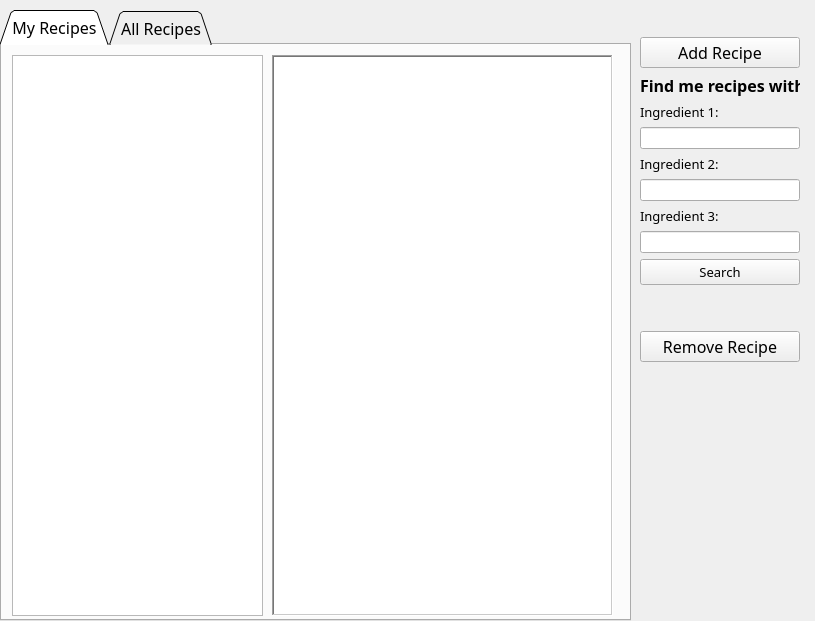
NickFurlo/Restaurant-Management-Database, file ChefView.ui: the form before one commit.
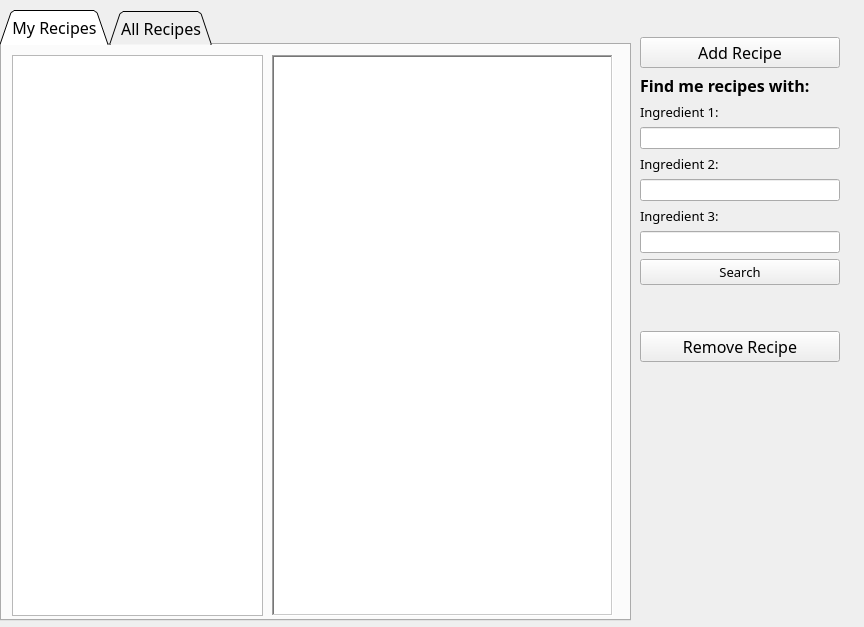
The form after the commit. The open tabs and pages were chosen to show the change.

```diff
--- a/ChefView.ui
+++ b/ChefView.ui
@@ -6,8 +6,8 @@
    <rect>
     <x>0</x>
     <y>0</y>
-    <width>815</width>
-    <height>621</height>
+    <width>864</width>
+    <height>627</height>
    </rect>
   </property>
   <property name="windowTitle">
@@ -139,7 +139,7 @@
      <rect>
       <x>640</x>
       <y>37</y>
-      <width>160</width>
+      <width>200</width>
       <height>581</height>
      </rect>
     </property>
```
Left out of the diff: 2 changed lines with no effect on the pictures.
